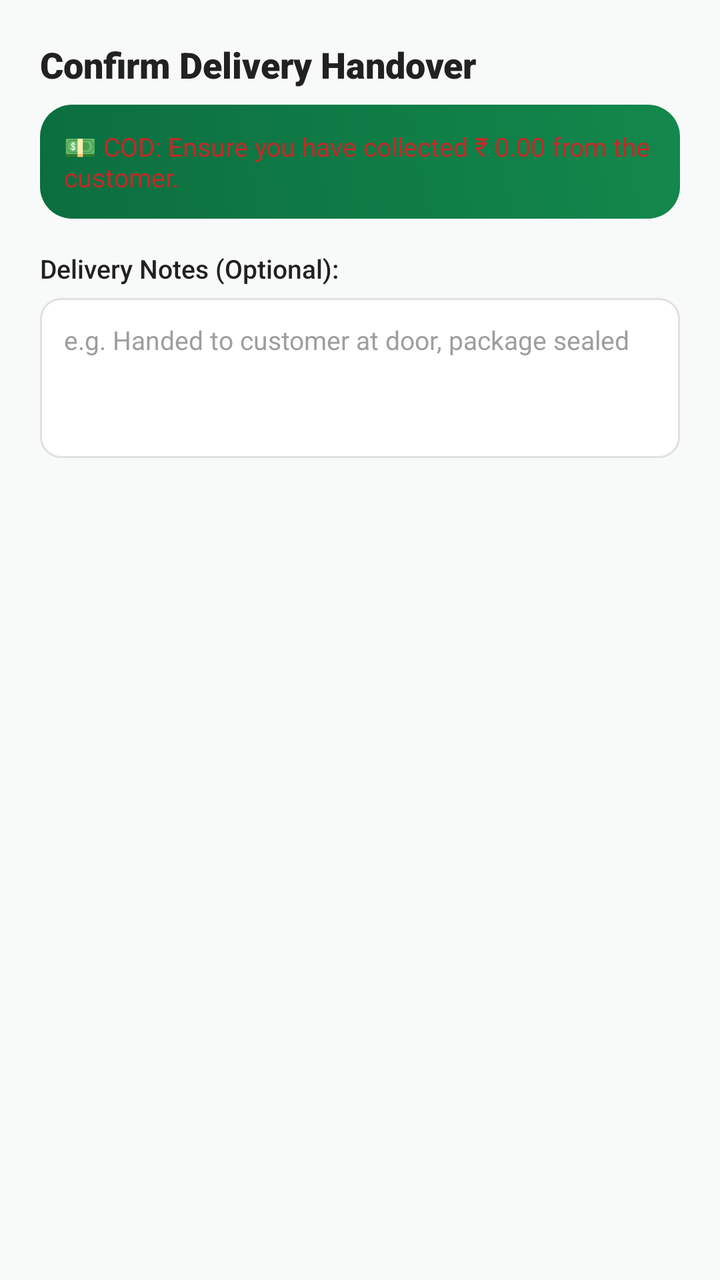
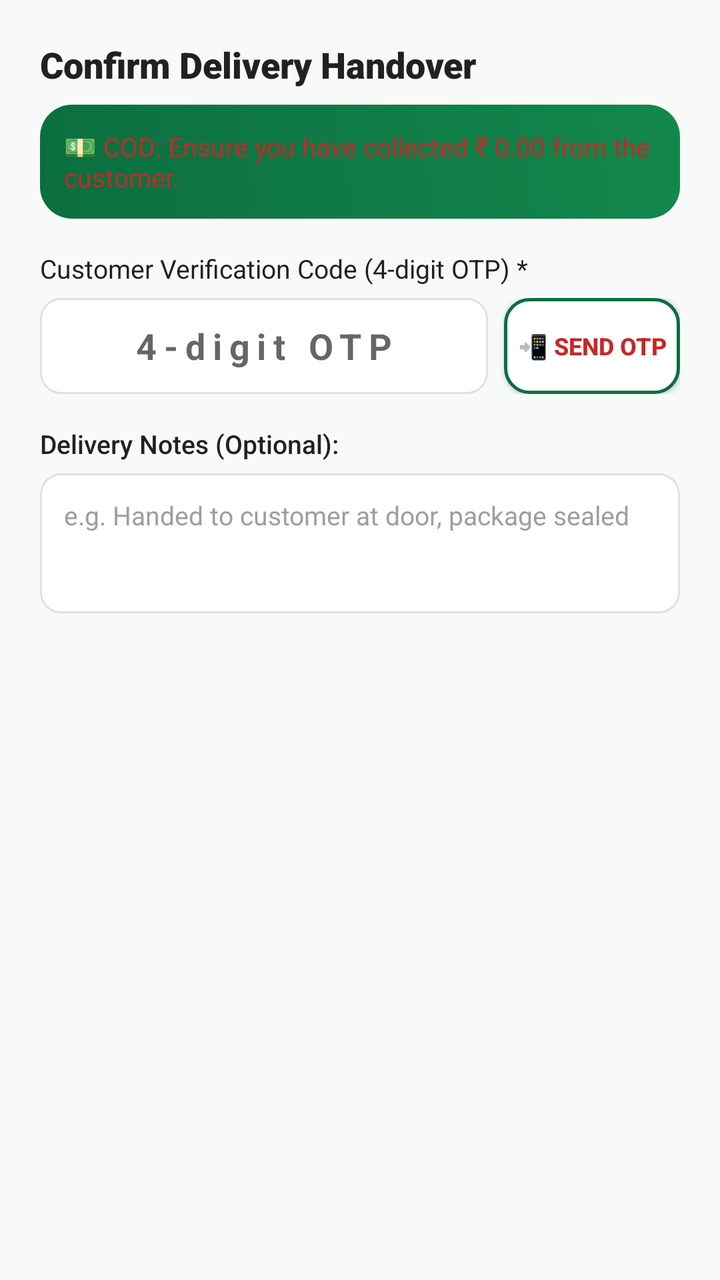

Before-and-after screenshots of an Android layout around one commit, followed by the original layout XML and the change that was made.
<!-- AndroidManifest.xml: application theme Theme.Rucart -->
<!-- res/layout/dialog_delivery_complete.xml -->
<?xml version="1.0" encoding="utf-8"?>
<LinearLayout xmlns:android="http://schemas.android.com/apk/res/android"
    android:layout_width="match_parent"
    android:layout_height="wrap_content"
    android:orientation="vertical"
    android:padding="20dp">

    <TextView
        android:id="@+id/tvCompleteDialogTitle"
        android:layout_width="wrap_content"
        android:layout_height="wrap_content"
        android:fontFamily="sans-serif-black"
        android:text="Confirm Delivery Handover"
        android:textColor="@color/colorTextPrimary"
        android:textSize="18sp" />

    <TextView
        android:id="@+id/tvCompleteCashReminder"
        android:layout_width="match_parent"
        android:layout_height="wrap_content"
        android:layout_marginTop="8dp"
        android:background="@drawable/bg_banner_green"
        android:fontFamily="sans-serif-bold"
        android:padding="12dp"
        android:text="💵 COD: Ensure you have collected ₹ 0.00 from the customer."
        android:textColor="@color/colorPrimaryDark"
        android:textSize="13sp" />

    <TextView
        android:layout_width="wrap_content"
        android:layout_height="wrap_content"
        android:layout_marginTop="16dp"
        android:fontFamily="sans-serif-medium"
        android:text="Delivery Notes (Optional):"
        android:textColor="@color/colorTextPrimary"
        android:textSize="13sp" />

    <EditText
        android:id="@+id/etDeliveryCompletionNotes"
        android:layout_width="match_parent"
        android:layout_height="80dp"
        android:layout_marginTop="6dp"
        android:background="@drawable/bg_edit_text"
        android:gravity="top|start"
        android:hint="e.g. Handed to customer at door, package sealed"
        android:inputType="textMultiLine"
        android:padding="12dp"
        android:textColor="@color/colorTextPrimary"
        android:textColorHint="@color/colorTextHint"
        android:textSize="13sp" />

</LinearLayout>
<!-- resources referenced by this layout -->
<resources>
  <color name="colorPrimaryDark">#C62828</color>
  <color name="colorTextHint">#9E9E9E</color>
  <color name="colorTextPrimary">#212121</color>
  <!-- drawable bg_banner_green (drawable) -->
  <?xml version="1.0" encoding="utf-8"?>
  <shape xmlns:android="http://schemas.android.com/apk/res/android"
      android:shape="rectangle">
      <gradient
          android:angle="45"
          android:endColor="@color/primary_green_light"
          android:startColor="@color/primary_green" />
      <corners android:radius="@dimen/corner_radius_large" />
  </shape>
  <!-- drawable bg_edit_text (drawable) -->
  <?xml version="1.0" encoding="utf-8"?>
  <shape xmlns:android="http://schemas.android.com/apk/res/android"
      android:shape="rectangle">
  
      <solid android:color="#FFFFFF" />
  
      <corners android:radius="10dp" />
  
      <stroke
          android:width="1dp"
          android:color="#E0E0E0" />
  
      <padding
          android:left="12dp"
          android:top="8dp"
          android:right="12dp"
          android:bottom="8dp" />
  
  </shape>
  <style name="Theme.Rucart" parent="Theme.MaterialComponents.DayNight.NoActionBar">
          
          <item name="colorPrimary">@color/primary_green</item>
          <item name="colorPrimaryVariant">@color/primary_green_dark</item>
          <item name="colorOnPrimary">@color/text_on_primary</item>
  
          
          <item name="colorSecondary">@color/accent_green</item>
          <item name="colorSecondaryVariant">@color/primary_green_light</item>
          <item name="colorOnSecondary">@color/white</item>
  
          
          <item name="android:statusBarColor">@color/primary_green_dark</item>
          <item name="android:windowLightStatusBar">false</item>
          <item name="android:navigationBarColor">@color/white</item>
          <item name="android:windowLightNavigationBar">true</item>
  
          
          <item name="android:windowBackground">@color/window_background</item>
      </style>
  <color name="primary_green_light">#13884C</color>
  <color name="primary_green">#0B6E3F</color>
  <dimen name="corner_radius_large">16dp</dimen>
  <color name="primary_green_dark">#074D2B</color>
  <color name="text_on_primary">#FFFFFF</color>
  <color name="accent_green">#00A859</color>
  <color name="white">#FFFFFF</color>
  <color name="window_background">#F8FAF9</color>
</resources>

<!-- the commit's change to res/layout/dialog_delivery_complete.xml (unified diff, before → after) -->
@@ -26,6 +26,51 @@
         android:textColor="@color/colorPrimaryDark"
         android:textSize="13sp" />
 
+    
+    <TextView
+        android:layout_width="wrap_content"
+        android:layout_height="wrap_content"
+        android:layout_marginTop="16dp"
+        android:fontFamily="sans-serif-bold"
+        android:text="Customer Verification Code (4-digit OTP) *"
+        android:textColor="@color/colorTextPrimary"
+        android:textSize="13sp" />
+
+    <LinearLayout
+        android:layout_width="match_parent"
+        android:layout_height="wrap_content"
+        android:layout_marginTop="6dp"
+        android:gravity="center_vertical"
+        android:orientation="horizontal">
+
+        <EditText
+            android:id="@+id/etDeliveryOtpInput"
+            android:layout_width="0dp"
+            android:layout_height="48dp"
+            android:layout_weight="1"
+            android:background="@drawable/bg_edit_text"
+            android:gravity="center"
+            android:hint="4-digit OTP"
+            android:inputType="number"
+            android:letterSpacing="0.2"
+            android:maxLength="4"
+            android:paddingHorizontal="14dp"
+            android:textColor="@color/colorTextPrimary"
+            android:textSize="18sp"
+            android:textStyle="bold" />
+
+        <androidx.appcompat.widget.AppCompatButton
+            android:id="@+id/btnGenerateOtpInDialog"
+            android:layout_width="wrap_content"
+            android:layout_height="48dp"
+            android:layout_marginStart="8dp"
+            android:background="@drawable/bg_button_secondary"
+            android:text="📲 Send OTP"
+            android:textColor="@color/colorPrimaryDark"
+            android:textSize="12sp"
+            android:textStyle="bold" />
+    </LinearLayout>
+
     <TextView
         android:layout_width="wrap_content"
         android:layout_height="wrap_content"
@@ -38,7 +83,7 @@
     <EditText
         android:id="@+id/etDeliveryCompletionNotes"
         android:layout_width="match_parent"
-        android:layout_height="80dp"
+        android:layout_height="70dp"
         android:layout_marginTop="6dp"
         android:background="@drawable/bg_edit_text"
         android:gravity="top|start"
<!-- resource entries referenced after the edit -->
@@ -13,6 +13,20 @@
           android:startColor="@color/primary_green" />
       <corners android:radius="@dimen/corner_radius_large" />
   </shape>
+  <!-- drawable bg_button_secondary (drawable) -->
+  <?xml version="1.0" encoding="utf-8"?>
+  <ripple xmlns:android="http://schemas.android.com/apk/res/android"
+      android:color="@color/primary_green_ultra_light">
+      <item>
+          <shape android:shape="rectangle">
+              <solid android:color="@color/white" />
+              <stroke
+                  android:width="1.5dp"
+                  android:color="@color/primary_green" />
+              <corners android:radius="@dimen/corner_radius_medium" />
+          </shape>
+      </item>
+  </ripple>
   <!-- drawable bg_edit_text (drawable) -->
   <?xml version="1.0" encoding="utf-8"?>
   <shape xmlns:android="http://schemas.android.com/apk/res/android"
@@ -56,10 +70,12 @@
   <color name="primary_green_light">#13884C</color>
   <color name="primary_green">#0B6E3F</color>
   <dimen name="corner_radius_large">16dp</dimen>
+  <color name="primary_green_ultra_light">#EAF6EE</color>
   <color name="primary_green_dark">#074D2B</color>
   <color name="text_on_primary">#FFFFFF</color>
   <color name="accent_green">#00A859</color>
   <color name="white">#FFFFFF</color>
+  <dimen name="corner_radius_medium">12dp</dimen>
   <color name="window_background">#F8FAF9</color>
 </resources>
 
